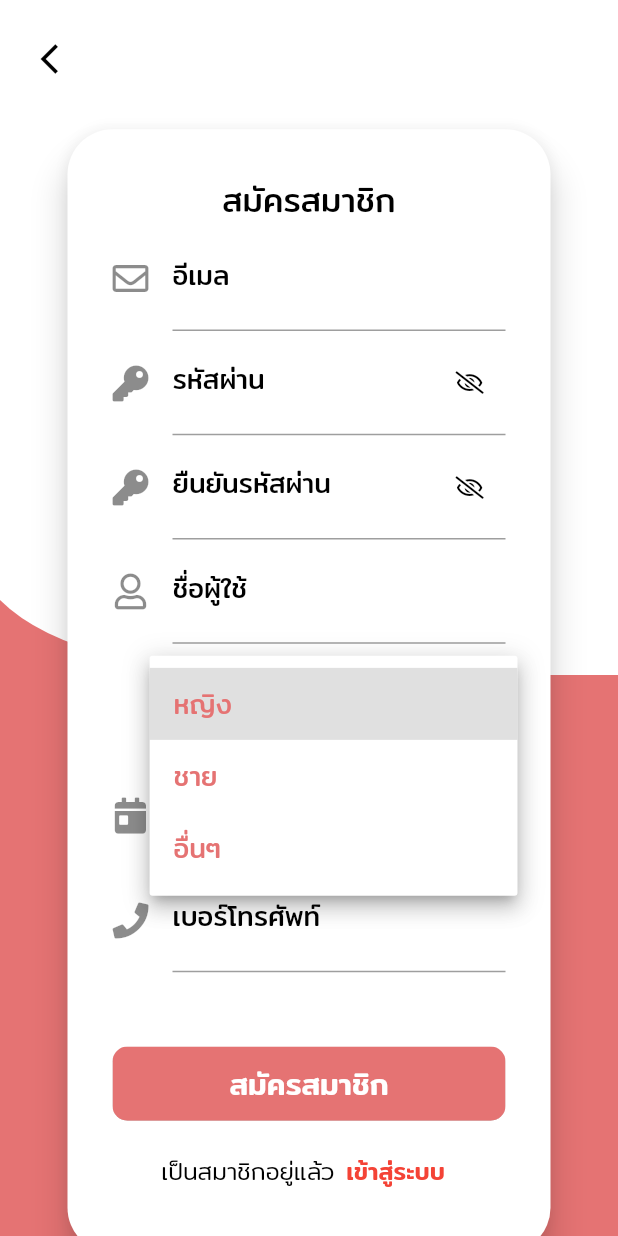
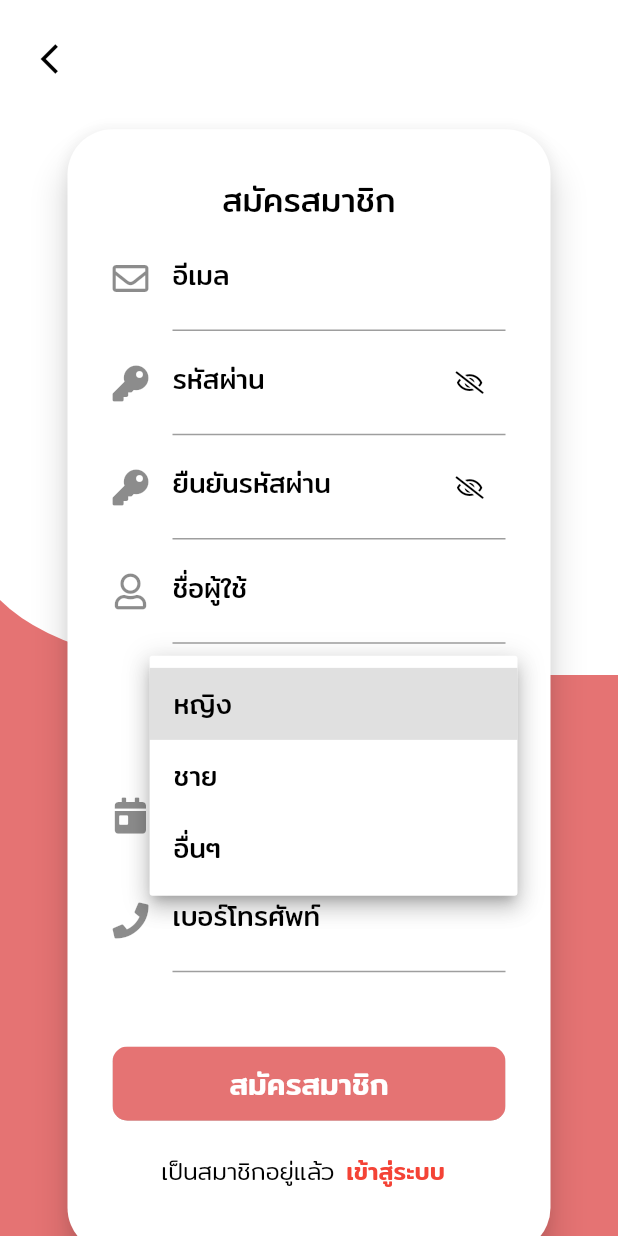
Before and after one commit to armnutthapon/Project_LittlePaw, a Flutter app: the Register screen opened directly, after a tap on "เพศ", on a phone screen of 412 x 824 dp. Run offline on Flutter 3.47's test engine with Material 2 defaults, Android fonts, the phone set to English and light mode, and no system bars; our stand-ins replace badges, carousel_slider, firebase_auth, firebase_core, firebase_storage, font_awesome_flutter and 5 more; accounts and stored records are empty; network calls fail.

Commit message:
gender color

```diff
--- a/lib/screen/authentication/register.dart
+++ b/lib/screen/authentication/register.dart
@@ -287,7 +287,7 @@ class _RegisterState extends State<Register> {
                                             dropdownColor: Colors.white,
                                             value: valueGender,
                                             style: TextStyle(
-                                                color: Colors.red.shade300,
+                                                color: Colors.black,
                                                 fontSize: 18,
                                                 fontWeight: FontWeight.w400,
                                                 fontFamily: 'Mitr'),
--- a/lib/screen/mypet.dart
+++ b/lib/screen/mypet.dart
@@ -70,12 +70,6 @@ class _MyPetState extends State<MyPet> {
                 ),
                 tooltip: 'เพิ่มสัตว์เลี้ยง',
                 onPressed: () {
-                  // Navigator.pushNamed(context, '/Pagh').then((_) {
-                  //   // This block runs when you have returned back to the 1st Page from 2nd.
-                  //   setState(() {
-                  //     // Call setState to refresh the page.
-                  //   });
-                  // });
                   Navigator.of(context)
                       .push(MaterialPageRoute(
                           builder: (context) => Page_Addpet()))
```
Also changed, not shown: lib/screen/mypet/screen/Mypet_Addpet.dart (+6 -5 lines), 2 other files.
